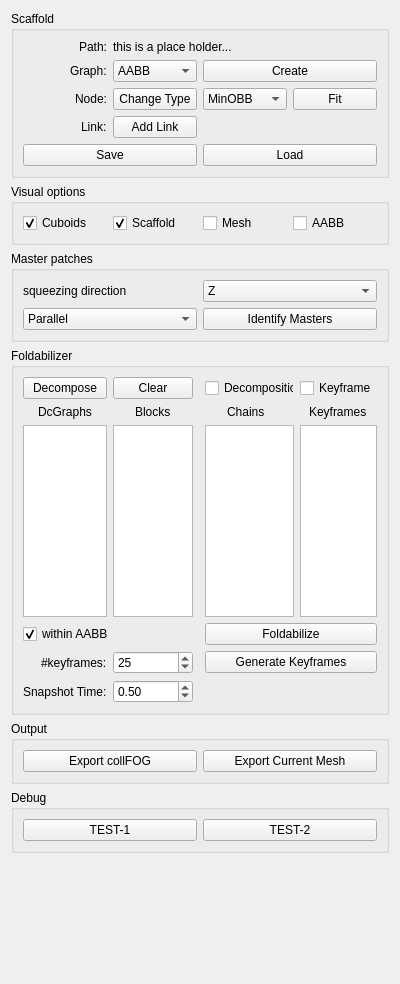
Qt form FoldPlugin/FdWidget.ui (letienhung/fold-hcc) before a commit.
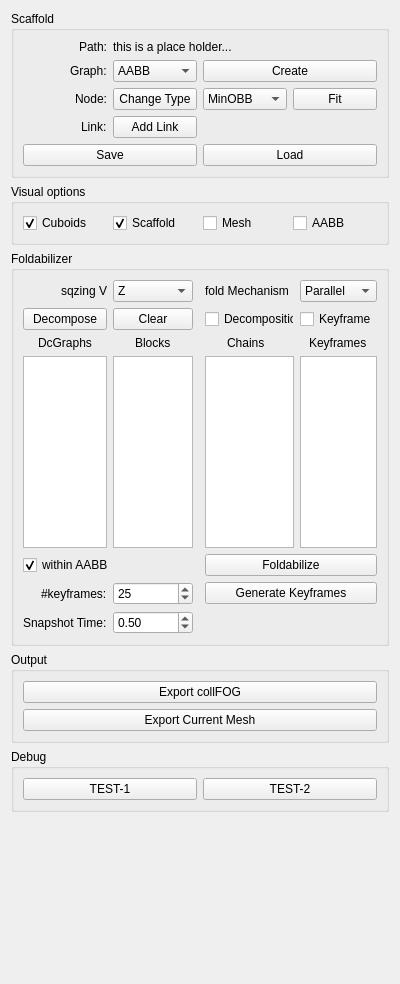
The same form after that commit.

Commit message: new framework: single type of block

Patch:
```diff
--- a/FoldPlugin/FdWidget.ui
+++ b/FoldPlugin/FdWidget.ui
@@ -199,60 +199,67 @@
      </layout>
     </widget>
    </item>
-   <item row="6" column="0" colspan="2">
+   <item row="5" column="0" colspan="2">
     <widget class="QGroupBox" name="groupBox_3">
      <property name="title">
       <string>Foldabilizer</string>
      </property>
      <layout class="QGridLayout" name="gridLayout_4">
-      <item row="4" column="0" alignment="Qt::AlignHCenter">
+      <item row="0" column="3">
+       <widget class="QLabel" name="label_12">
+        <property name="text">
+         <string>fold Mechanism</string>
+        </property>
+       </widget>
+      </item>
+      <item row="6" column="0" alignment="Qt::AlignHCenter">
        <widget class="QLabel" name="label_7">
         <property name="text">
          <string>DcGraphs</string>
         </property>
        </widget>
       </item>
-      <item row="4" column="1" alignment="Qt::AlignHCenter">
+      <item row="6" column="1" alignment="Qt::AlignHCenter">
        <widget class="QLabel" name="label_8">
         <property name="text">
          <string>Blocks</string>
         </property>
        </widget>
       </item>
-      <item row="4" column="2" colspan="2" alignment="Qt::AlignHCenter">
+      <item row="6" column="2" colspan="2" alignment="Qt::AlignHCenter">
        <widget class="QLabel" name="label_9">
         <property name="text">
          <string>Chains</string>
         </property>
        </widget>
       </item>
-      <item row="5" column="4">
+      <item row="7" column="4">
        <widget class="QListWidget" name="keyframeList"/>
       </item>
-      <item row="5" column="3">
+      <item row="7" column="3">
        <widget class="QListWidget" name="chainList"/>
       </item>
-      <item row="4" column="4" alignment="Qt::AlignHCenter">
+      <item row="6" column="4" alignment="Qt::AlignHCenter">
        <widget class="QLabel" name="label_10">
         <property name="text">
          <string>Keyframes</string>
         </property>
        </widget>
       </item>
-      <item row="5" column="0">
+      <item row="7" column="0">
        <widget class="QListWidget" name="DcList"/>
       </item>
-      <item row="5" column="1">
+      <item row="7" column="1">
        <widget class="QListWidget" name="layerList"/>
       </item>
-      <item row="13" column="0" alignment="Qt::AlignRight">
+      <item row="15" column="0" alignment="Qt::AlignRight">
        <widget class="QLabel" name="label_11">
         <property name="text">
          <string>Snapshot Time:</string>
         </property>
        </widget>
       </item>
-      <item row="13" column="1">
+      <item row="15" column="1">
        <widget class="QDoubleSpinBox" name="snapshotTime">
         <property name="maximum">
          <double>1.000000000000000</double>
@@ -265,21 +272,21 @@
         </property>
        </widget>
       </item>
-      <item row="9" column="3" colspan="2">
+      <item row="11" column="3" colspan="2">
        <widget class="QPushButton" name="genKeyframes">
         <property name="text">
          <string>Generate Keyframes</string>
         </property>
        </widget>
       </item>
-      <item row="9" column="0" alignment="Qt::AlignRight">
+      <item row="11" column="0" alignment="Qt::AlignRight">
        <widget class="QLabel" name="label_5">
         <property name="text">
          <string>#keyframes:</string>
         </property>
        </widget>
       </item>
-      <item row="9" column="1">
+      <item row="11" column="1">
        <widget class="QSpinBox" name="nbKeyframes">
         <property name="minimum">
          <number>0</number>
@@ -292,42 +299,14 @@
         </property>
        </widget>
       </item>
-      <item row="1" column="0">
-       <widget class="QPushButton" name="decompose">
-        <property name="text">
-         <string>Decompose</string>
-        </property>
-       </widget>
-      </item>
-      <item row="1" column="1">
-       <widget class="QPushButton" name="clearDcList">
-        <property name="text">
-         <string>Clear</string>
-        </property>
-       </widget>
-      </item>
-      <item row="1" column="3">
-       <widget class="QCheckBox" name="showFolded">
-        <property name="text">
-         <string>Decomposition</string>
-        </property>
-       </widget>
-      </item>
-      <item row="1" column="4">
-       <widget class="QCheckBox" name="showKeyframe">
-        <property name="text">
-         <string>Keyframe</string>
-        </property>
-       </widget>
-      </item>
-      <item row="8" column="3" colspan="2">
+      <item row="10" column="3" colspan="2">
        <widget class="QPushButton" name="foldabilize">
         <property name="text">
          <string>Foldabilize</string>
         </property>
        </widget>
       </item>
-      <item row="8" column="0" colspan="2">
+      <item row="10" column="0" colspan="2">
        <widget class="QCheckBox" name="withinAABB">
         <property name="text">
          <string>within AABB</string>
@@ -337,17 +316,8 @@
         </property>
        </widget>
       </item>
-     </layout>
-    </widget>
-   </item>
-   <item row="3" column="0" colspan="2">
-    <widget class="QGroupBox" name="groupBox_4">
-     <property name="title">
-      <string>Master patches</string>
-     </property>
-     <layout class="QGridLayout" name="gridLayout_5">
-      <item row="1" column="1">
-       <widget class="QComboBox" name="squeezeDirection">
+      <item row="0" column="1">
+       <widget class="QComboBox" name="sqzV">
         <item>
          <property name="text">
           <string>Z</string>
@@ -365,15 +335,15 @@
         </item>
        </widget>
       </item>
-      <item row="1" column="0">
+      <item row="0" column="0" alignment="Qt::AlignRight">
        <widget class="QLabel" name="label_6">
         <property name="text">
-         <string>squeezing direction</string>
+         <string>sqzing V</string>
         </property>
        </widget>
       </item>
-      <item row="2" column="0">
-       <widget class="QComboBox" name="masterType">
+      <item row="0" column="4">
+       <widget class="QComboBox" name="foldMechanism">
         <item>
          <property name="text">
           <string>Parallel</string>
@@ -391,17 +361,38 @@
         </item>
        </widget>
       </item>
-      <item row="2" column="1">
-       <widget class="QPushButton" name="identifyMasters">
+      <item row="1" column="0">
+       <widget class="QPushButton" name="decompose">
         <property name="text">
-         <string>Identify Masters</string>
+         <string>Decompose</string>
+        </property>
+       </widget>
+      </item>
+      <item row="1" column="1">
+       <widget class="QPushButton" name="clearDcList">
+        <property name="text">
+         <string>Clear</string>
+        </property>
+       </widget>
+      </item>
+      <item row="1" column="3">
+       <widget class="QCheckBox" name="showFolded">
+        <property name="text">
+         <string>Decomposition</string>
+        </property>
+       </widget>
+      </item>
+      <item row="1" column="4">
+       <widget class="QCheckBox" name="showKeyframe">
+        <property name="text">
+         <string>Keyframe</string>
         </property>
        </widget>
       </item>
      </layout>
     </widget>
    </item>
-   <item row="7" column="0" colspan="2">
+   <item row="6" column="0" colspan="2">
     <widget class="QGroupBox" name="groupBox_5">
      <property name="title">
       <string>Output</string>
@@ -414,7 +405,7 @@
         </property>
        </widget>
       </item>
-      <item row="2" column="1">
+      <item row="3" column="0">
        <widget class="QPushButton" name="exportCurrent">
         <property name="text">
          <string>Export Current Mesh</string>
@@ -424,7 +415,30 @@
      </layout>
     </widget>
    </item>
-   <item row="18" column="0" colspan="2">
+   <item row="9" column="0" colspan="2">
+    <widget class="QGroupBox" name="groupBox_6">
+     <property name="title">
+      <string>Debug</string>
+     </property>
+     <layout class="QGridLayout" name="gridLayout_7">
+      <item row="0" column="0">
+       <widget class="QPushButton" name="test1">
+        <property name="text">
+         <string>TEST-1</string>
+        </property>
+       </widget>
+      </item>
+      <item row="0" column="1">
+       <widget class="QPushButton" name="test2">
+        <property name="text">
+         <string>TEST-2</string>
+        </property>
+       </widget>
+      </item>
+     </layout>
+    </widget>
+   </item>
+   <item row="17" column="0" colspan="2">
     <spacer name="verticalSpacer">
      <property name="orientation">
       <enum>Qt::Vertical</enum>
@@ -437,29 +451,6 @@
      </property>
     </spacer>
    </item>
-   <item row="10" column="0" colspan="2">
-    <widget class="QGroupBox" name="groupBox_6">
-     <property name="title">
-      <string>Debug</string>
-     </property>
-     <layout class="QGridLayout" name="gridLayout_7">
-      <item row="0" column="0">
-       <widget class="QPushButton" name="test1">
-        <property name="text">
-         <string>TEST-1</string>
-        </property>
-       </widget>
-      </item>
-      <item row="0" column="1">
-       <widget class="QPushButton" name="test2">
-        <property name="text">
-         <string>TEST-2</string>
-        </property>
-       </widget>
-      </item>
-     </layout>
-    </widget>
-   </item>
   </layout>
  </widget>
  <resources/>
```
The commit also changes 24 other files.
